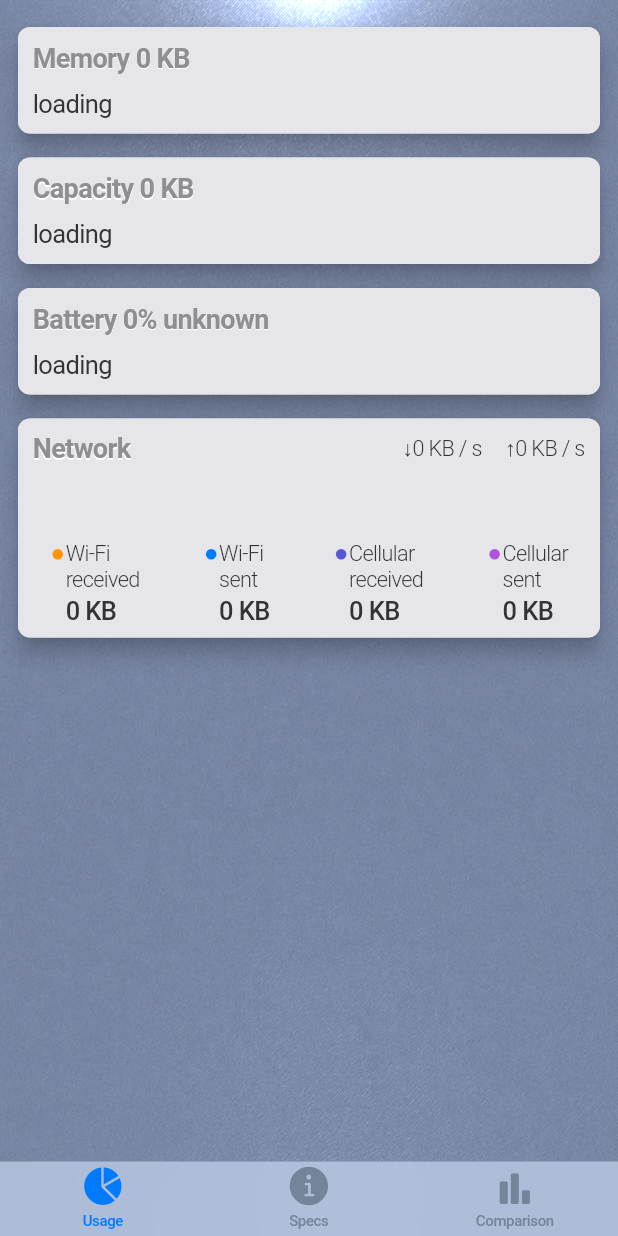
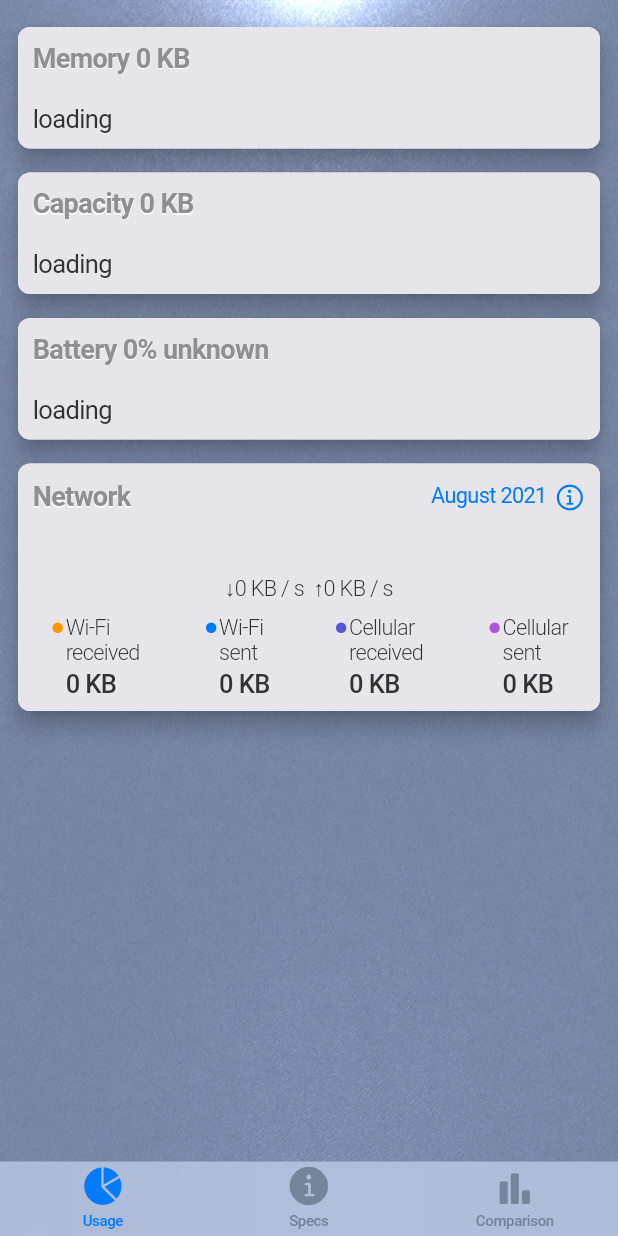
Before and after one commit to alxmoroz/actmonitor, a Flutter app: the first screen one second after launch, on a phone screen of 412 x 824 dp. Run offline on Flutter 3.47's test engine with Material 2 defaults, Android fonts, the phone set to English and light mode, and no system bars; our stand-ins replace device_info_plus, flutter_mobx, hive, mobx, package_info; accounts and stored records are empty; generated files the repository leaves out were written again; project files that could hold a hidden picture were left out.

Commit message:
#1773 добавил отображение текущей скорости трафика, детализацию за текущий месяц по дням

```diff
--- a/lib/ui/components/icons.dart
+++ b/lib/ui/components/icons.dart
@@ -15,3 +15,5 @@ Icon get pencilIcon => const Icon(CupertinoIcons.pencil, color: CupertinoColors.
 Icon get plusIcon => const Icon(CupertinoIcons.plus_circle, size: 30);
 
 Icon get removeIcon => const Icon(CupertinoIcons.minus_circle, size: 30, color: CupertinoColors.systemRed);
+
+Icon get netDetailsIcon => const Icon(CupertinoIcons.info_circle);
--- a/lib/ui/usage/usage_card.dart
+++ b/lib/ui/usage/usage_card.dart
@@ -18,6 +18,7 @@ class UsageCard extends StatelessWidget {
     required this.total,
     this.placeholder = '',
     this.legend,
+    this.chartOverlay,
   });
 
   @protected
@@ -26,6 +27,8 @@ class UsageCard extends StatelessWidget {
   final String? titleText;
   @protected
   final Widget? legend;
+  @protected
+  final Widget? chartOverlay;
   @protected
   final List<UsageElement> elements;
   @protected
@@ -36,13 +39,17 @@ class UsageCard extends StatelessWidget {
   @override
   Widget build(BuildContext context) {
     return AMCard(
-      title: title ?? CardTitle(titleText ?? '', padding: EdgeInsets.fromLTRB(cardPadding, cardPadding, cardPadding, 0)),
+      title: title ?? CardTitle(titleText ?? '', padding: EdgeInsets.all(cardPadding)),
       body: Column(
         crossAxisAlignment: CrossAxisAlignment.stretch,
         children: [
           if (placeholder.isEmpty) ...[
-            SizedBox(height: cardPadding),
-            UsageChartBar(elements, total),
+            Stack(
+              children: [
+                UsageChartBar(elements, total),
+                chartOverlay ?? Container(),
+              ],
+            ),
             legend ?? UsageLegend(elements),
           ],
           if (placeholder.isNotEmpty) NormalText(placeholder, padding: EdgeInsets.all(cardPadding)),
--- a/lib/ui/usage/usage_element.dart
+++ b/lib/ui/usage/usage_element.dart
@@ -48,13 +48,12 @@ class UsageElement {
     return '${NumberFormat("#").format(value / divider)} $unit';
   }
 
-  String _twoDigits(int n) => n.toString().padLeft(2, '0');
-
   @override
   String toString() {
     switch (type) {
       case 'duration':
         {
+          String _twoDigits(int n) => n.toString().padLeft(2, '0');
           final d = Duration(seconds: (value.toDouble() * 3600).toInt());
           return '${_twoDigits(d.inHours)}:${_twoDigits(d.inMinutes.remainder(60))}';
         }
--- a/lib/ui/usage/usage_view.dart
+++ b/lib/ui/usage/usage_view.dart
@@ -1,15 +1,18 @@
 // Copyright (c) 2021. Alexandr Moroz
 
-import 'package:amonitor/services/globals.dart';
-import 'package:amonitor/ui/components/colors.dart';
 import 'package:flutter/cupertino.dart';
 import 'package:flutter/material.dart';
 import 'package:flutter_mobx/flutter_mobx.dart';
 import 'package:intl/intl.dart';
 
+import '../../services/globals.dart';
+import '../components/buttons.dart';
 import '../components/card.dart';
+import '../components/colors.dart';
+import '../components/icons.dart';
 import '../components/images.dart';
 import '../components/text/text_widgets.dart';
+import '../usage/net_usage_details.dart';
 import '../usage/usage_element.dart';
 import '../usage/usage_legend.dart';
 import 'usage_card.dart';
@@ -76,7 +79,7 @@ class UsageView extends StatelessWidget {
           UsageElement.battery(100 - battery.level, color: freeColor),
         ],
         legend: Column(children: [
-          SizedBox(height: cardPadding),
+          SizedBox(height: cardPadding / 2),
           SmallText(loc.battery_legend_title),
           UsageLegend(batteryLifeElements),
         ]),
@@ -85,26 +88,49 @@ class UsageView extends StatelessWidget {
     }
 
     Widget buildNetUsage() {
-      final stat = usageState.netStatSum;
+      final stat = usageState.netStatSumForCurrentMonth;
+      final netUsageElements = [
+        UsageElement.disk(stat.wifiReceived, label: loc.net_wifi_received, color: CupertinoColors.activeOrange),
+        UsageElement.disk(stat.wifiSent, label: loc.net_wifi_sent),
+        UsageElement.disk(stat.cellularReceived, label: loc.net_cellular_received, color: CupertinoColors.systemIndigo),
+        UsageElement.disk(stat.cellularSent, label: loc.net_cellular_sent, color: CupertinoColors.systemPurple),
+      ];
+
       return UsageCard(
-        title: ListTile(
-          contentPadding: EdgeInsets.symmetric(horizontal: cardPadding),
-          dense: true,
-          visualDensity: VisualDensity.compact,
-          leading: CardTitle('${loc.network}', padding: EdgeInsets.zero),
-          trailing: SmallText(
-            '↓${UsageElement.memory(usageState.downloadSpeed)} / s     ↑${UsageElement.memory(usageState.uploadSpeed)} / s',
+        title: Padding(
+          padding: EdgeInsets.symmetric(horizontal: cardPadding),
+          child: Row(
+            children: [
+              CardTitle('${loc.network}', padding: EdgeInsets.zero),
+              const Spacer(),
+              Button(
+                '',
+                () => showNetDetails(context),
+                child: Row(
+                  children: [
+                    SmallText(
+                      '${DateFormat.yMMMM().format(DateTime.now())}',
+                      color: CupertinoColors.activeBlue,
+                      padding: EdgeInsets.symmetric(horizontal: cardPadding / 2),
+                    ),
+                    netDetailsIcon,
+                  ],
+                ),
+              ),
+            ],
+          ),
+        ),
+        total: stat.total,
+        elements: netUsageElements,
+        legend: Column(children: [
+          SizedBox(height: cardPadding / 2),
+          SmallText(
+            '↓${UsageElement.disk(usageState.downloadSpeed)} / s  ↑${UsageElement.disk(usageState.uploadSpeed)} / s',
             weight: FontWeight.w300,
             color: darkColor,
           ),
-        ),
-        total: stat.total,
-        elements: [
-          UsageElement.memory(stat.wifiReceived, label: loc.net_wifi_received, color: CupertinoColors.activeOrange),
-          UsageElement.memory(stat.wifiSent, label: loc.net_wifi_sent),
-          UsageElement.memory(stat.cellularReceived, label: loc.net_cellular_received, color: CupertinoColors.systemIndigo),
-          UsageElement.memory(stat.cellularSent, label: loc.net_cellular_sent, color: CupertinoColors.systemPurple),
-        ],
+          UsageLegend(netUsageElements),
+        ]),
         placeholder: stat.placeholder,
       );
     }
```
Also changed, not shown: lib/state/usage_state.dart (+28 -13 lines), lib/ui/usage/net_usage_details.dart (added, +84 -0 lines).
